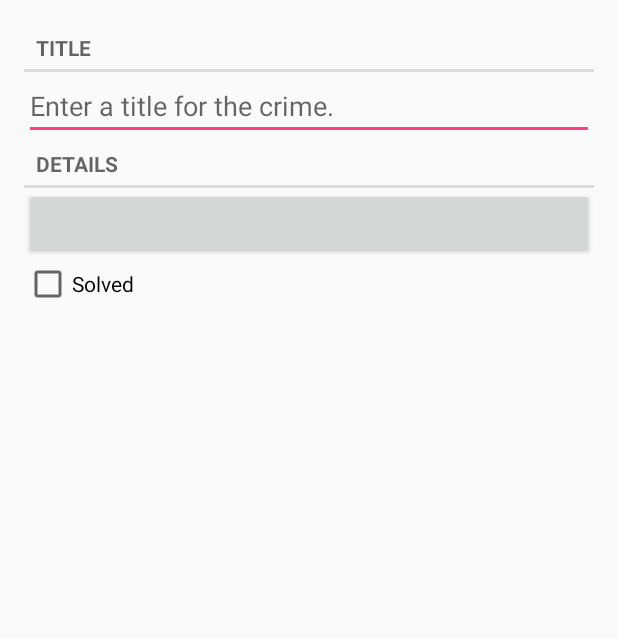
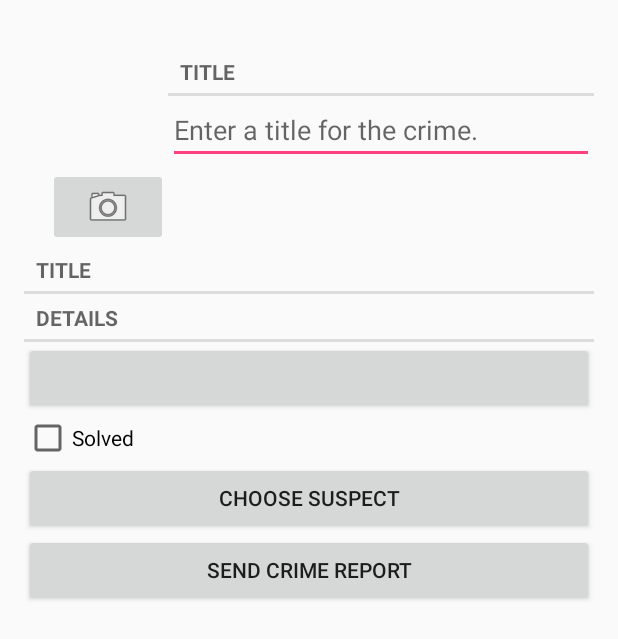
Before and after one commit to jkaehler/CriminalIntent, an Android app: the layout fragment_crime.xml on its own in the app's theme, with its tools: preview values and no code run, on a phone screen of 412 x 824 dp. Shown: the top 639 px of the screen. Run offline under Robolectric (Android 15) with nearby library versions, the phone set to English and light mode, and no system bars.

Commit message:
Updated fragment_crime.xml with new view elements. 307

```diff
--- a/app/src/main/res/layout/fragment_crime.xml
+++ b/app/src/main/res/layout/fragment_crime.xml
@@ -5,17 +5,56 @@
               android:layout_height="match_parent"
               android:layout_margin="16dp">
 
+    <LinearLayout
+        android:orientation="horizontal"
+        android:layout_width="match_parent"
+        android:layout_height="wrap_content"
+        android:layout_marginLeft="16dp"
+        android:layout_marginTop="16dp">
+
+        <LinearLayout
+            android:orientation="vertical"
+            android:layout_width="wrap_content"
+            android:layout_height="wrap_content">
+            <ImageView
+                android:id="@+id/crime_photo"
+                android:layout_width="80dp"
+                android:layout_height="80dp"/>
+            <ImageButton
+                android:id="@+id/crime_camera"
+                android:layout_width="match_parent"
+                android:layout_height="wrap_content"
+                android:src="@android:drawable/ic_menu_camera"/>
+        </LinearLayout>
+        <LinearLayout
+            android:orientation="vertical"
+            android:layout_width="0dp"
+            android:layout_height="wrap_content"
+            android:layout_weight="1">
+            <TextView
+                android:layout_width="match_parent"
+                android:layout_height="wrap_content"
+                android:text="@string/crime_title_label"
+                style="?android:listSeparatorTextViewStyle"/>
+            <EditText
+                android:id="@+id/crime_title"
+                android:layout_width="match_parent"
+                android:layout_height="wrap_content"
+                android:hint="@string/crime_title_hint"/>
+        </LinearLayout>
+    </LinearLayout>
+
     <TextView
         style="?android:listSeparatorTextViewStyle"
         android:layout_width="match_parent"
         android:layout_height="wrap_content"
         android:text="@string/crime_title_label"/>
 
-    <EditText
+    <!--<EditText
         android:id="@+id/crime_title"
         android:layout_width="match_parent"
         android:layout_height="wrap_content"
-        android:hint="@string/crime_title_hint"/>
+        android:hint="@string/crime_title_hint"/>-->
 
     <TextView
         style="?android:listSeparatorTextViewStyle"
@@ -34,4 +73,18 @@
         android:layout_height="wrap_content"
         android:text="@string/crime_solved_label"/>
 
+    <Button
+        android:id="@+id/crime_suspect"
+        android:layout_width="match_parent"
+        android:layout_height="wrap_content"
+        android:text="@string/crime_suspect_text"
+        />
+
+    <Button
+        android:id="@+id/crime_report"
+        android:layout_width="match_parent"
+        android:layout_height="wrap_content"
+        android:text="@string/crime_report_text"/>
+
+
 </LinearLayout>
```
